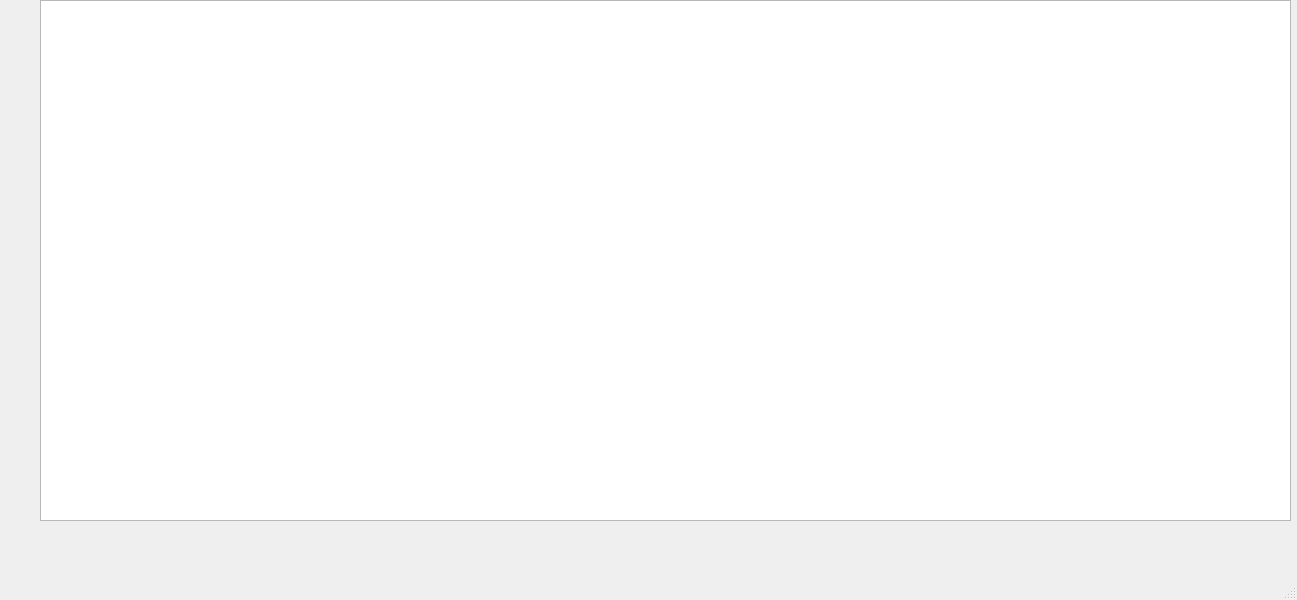
Before: the Qt Designer form Pankkiautomaatti.oikia/Pankkiautomaatti/nosto.ui in t4tuan00/Pankkiautomaatti, drawn with Qt 5.
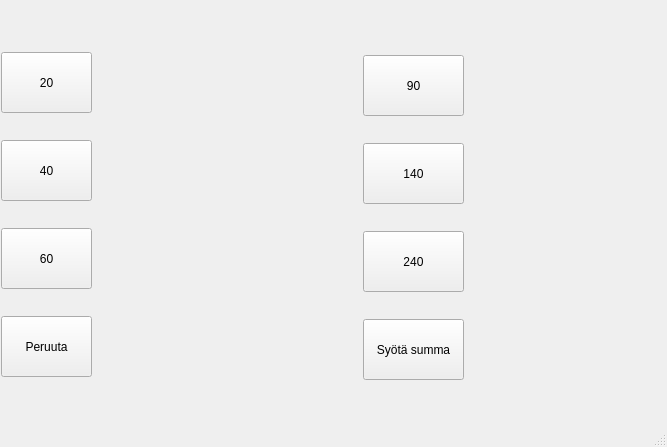
After: the same form once the commit is applied.

Patch:
```diff
--- a/Pankkiautomaatti.oikia/Pankkiautomaatti/nosto.ui
+++ b/Pankkiautomaatti.oikia/Pankkiautomaatti/nosto.ui
@@ -6,22 +6,116 @@
    <rect>
     <x>0</x>
     <y>0</y>
-    <width>1297</width>
-    <height>600</height>
+    <width>667</width>
+    <height>447</height>
    </rect>
   </property>
   <property name="windowTitle">
    <string>MainWindow</string>
   </property>
   <widget class="QWidget" name="centralwidget">
-   <widget class="QTableView" name="tableView">
+   <widget class="QPushButton" name="pushButton">
     <property name="geometry">
      <rect>
-      <x>40</x>
-      <y>0</y>
-      <width>1251</width>
-      <height>521</height>
+      <x>1</x>
+      <y>228</y>
+      <width>91</width>
+      <height>61</height>
      </rect>
+    </property>
+    <property name="text">
+     <string>60</string>
+    </property>
+   </widget>
+   <widget class="QPushButton" name="pushButton_nosta40">
+    <property name="geometry">
+     <rect>
+      <x>1</x>
+      <y>140</y>
+      <width>91</width>
+      <height>61</height>
+     </rect>
+    </property>
+    <property name="text">
+     <string>40</string>
+    </property>
+   </widget>
+   <widget class="QPushButton" name="pushButton_nosta20">
+    <property name="geometry">
+     <rect>
+      <x>1</x>
+      <y>52</y>
+      <width>91</width>
+      <height>61</height>
+     </rect>
+    </property>
+    <property name="text">
+     <string>20</string>
+    </property>
+   </widget>
+   <widget class="QPushButton" name="pushButton_Cancel">
+    <property name="geometry">
+     <rect>
+      <x>1</x>
+      <y>316</y>
+      <width>91</width>
+      <height>61</height>
+     </rect>
+    </property>
+    <property name="text">
+     <string>Peruuta</string>
+    </property>
+   </widget>
+   <widget class="QPushButton" name="pushButton_nostasumma">
+    <property name="geometry">
+     <rect>
+      <x>363</x>
+      <y>319</y>
+      <width>101</width>
+      <height>61</height>
+     </rect>
+    </property>
+    <property name="text">
+     <string>Syötä summa</string>
+    </property>
+   </widget>
+   <widget class="QPushButton" name="pushButton_nosta140">
+    <property name="geometry">
+     <rect>
+      <x>363</x>
+      <y>143</y>
+      <width>101</width>
+      <height>61</height>
+     </rect>
+    </property>
+    <property name="text">
+     <string>140</string>
+    </property>
+   </widget>
+   <widget class="QPushButton" name="pushButton_nosta240">
+    <property name="geometry">
+     <rect>
+      <x>363</x>
+      <y>231</y>
+      <width>101</width>
+      <height>61</height>
+     </rect>
+    </property>
+    <property name="text">
+     <string>240</string>
+    </property>
+   </widget>
+   <widget class="QPushButton" name="pushButton_nosta90">
+    <property name="geometry">
+     <rect>
+      <x>363</x>
+      <y>55</y>
+      <width>101</width>
+      <height>61</height>
+     </rect>
+    </property>
+    <property name="text">
+     <string>90</string>
     </property>
    </widget>
   </widget>
```
Left out of the diff: 2 changed lines with no effect on the pictures.
